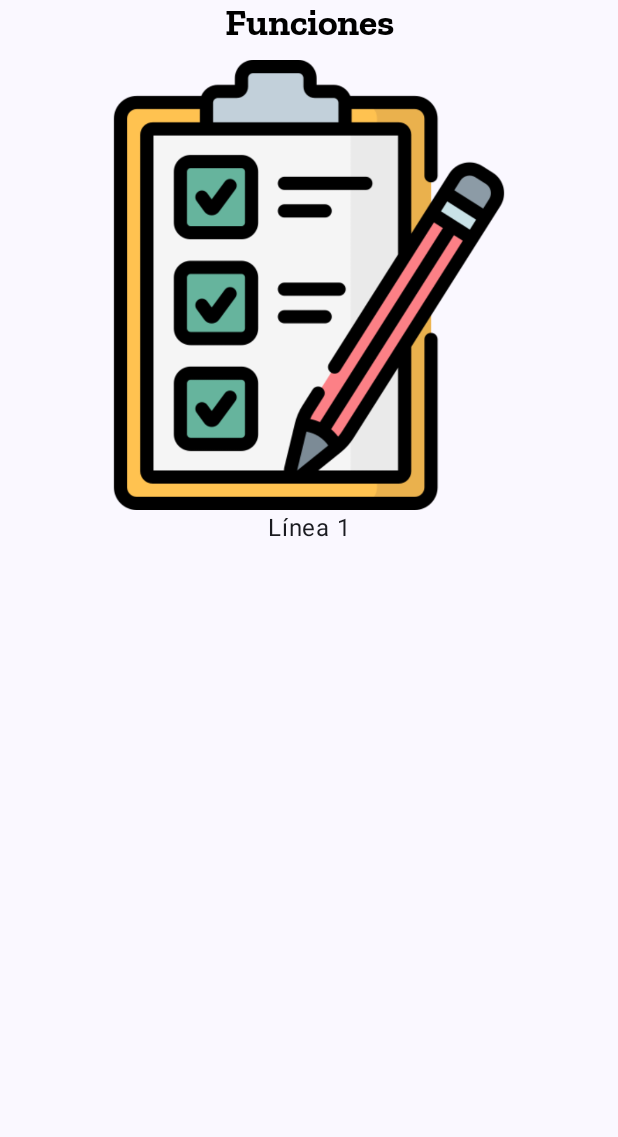
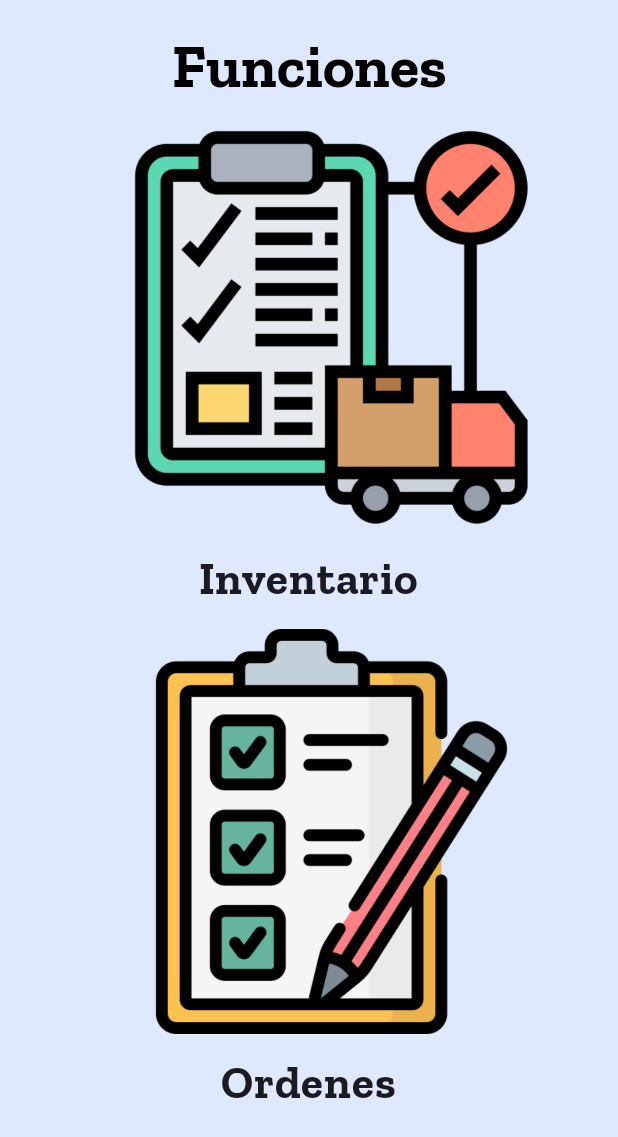
Before and after one commit to LoggyAndroidSoftware/Loggy_AndroidMobile, an Android app built with Jetpack Compose: the composable HomeScreen shown on its own in the app's theme, on a phone screen of 412 x 824 dp. Shown: the top 1137 px of the screen. Run offline under Robolectric (Android 15) with nearby library versions, the phone set to English and light mode, and no system bars; 2 statements that could not run were skipped.

Commit message:
Feature: Login Validation & Improved design added!!
Se mejora el diseño y la logica del login

```diff
--- a/app/src/main/java/com/loggy/jetpackcompose/domains/login/views/Home.kt
+++ b/app/src/main/java/com/loggy/jetpackcompose/domains/login/views/Home.kt
@@ -1,13 +1,13 @@
 package com.loggy.jetpackcompose.domains.login.views
 
 import androidx.compose.foundation.Image
+import androidx.compose.foundation.background
 import androidx.compose.foundation.clickable
 import androidx.compose.foundation.layout.Arrangement
 import androidx.compose.foundation.layout.Column
-import androidx.compose.foundation.layout.PaddingValues
+import androidx.compose.foundation.layout.fillMaxSize
+import androidx.compose.foundation.layout.padding
 import androidx.compose.foundation.layout.size
-import androidx.compose.foundation.lazy.grid.GridCells
-import androidx.compose.foundation.lazy.grid.LazyVerticalGrid
 import androidx.compose.material3.Text
 import androidx.compose.runtime.Composable
 import androidx.compose.ui.Alignment
@@ -24,49 +24,53 @@ import androidx.compose.ui.unit.sp
 import androidx.navigation.NavController
 import com.loggy.jetpackcompose.R
 import com.loggy.jetpackcompose.navigation.AppScreens
+import com.loggy.jetpackcompose.ui.theme.LightWhiteBlue
+
 @Composable
 fun HomeScreen(navController: NavController){
     Column(
+        modifier = Modifier
+            .fillMaxSize()
+            .background(LightWhiteBlue)
+            .padding(20.dp),
         verticalArrangement = Arrangement.spacedBy(0.dp, Alignment.Top),
         horizontalAlignment = Alignment.CenterHorizontally,
+
     ) {
         Text(
             text = "Funciones",
             style = TextStyle(
-                fontSize = 25.sp,
+                fontSize = 40.sp,
                 fontFamily = FontFamily(Font(R.font.zillaslab)),
-                fontWeight = FontWeight(700),
+                fontWeight = FontWeight(800),
                 color = Color(0xFF000000),
-
                 textAlign = TextAlign.Center,
             )
         )
-        LazyVerticalGrid(
-            columns = GridCells.Fixed(1),
-            contentPadding = PaddingValues(10.dp),
-            content = {
-                items(1) { index ->
-                    Column(
-                        horizontalAlignment = Alignment.CenterHorizontally,
-                        verticalArrangement = Arrangement.Center
-                    ) {
-
         Image(
             painter = painterResource(id = R.drawable.icon_home_inventory), // Replace with your image resource
-                            contentDescription = "Image $index",
+            contentDescription = "Inventory Image",
             modifier = Modifier
                 .size(300.dp)
                 .clickable {
                     navController.navigate(AppScreens.InventoryScreen.route)
                 }
+                .padding(start = 30.dp)
         )
-                        Text(text = "Línea ${index + 1}")
+        Text(text = "Inventario", fontSize = 30.sp, fontFamily = FontFamily(Font(R.font.zillaslab)), fontWeight = FontWeight(600))
+        Image(
+            painter = painterResource(id = R.drawable.icon_home_orders), // Replace with your image resource
+            contentDescription = "Order's Image",
+            modifier = Modifier
+                .size(300.dp)
+                .clickable {
+                    navController.navigate(AppScreens.InventoryScreen.route)
                 }
+                .padding(start = 30.dp)
+        )
+        Text(text = "Ordenes", fontSize = 30.sp, fontFamily = FontFamily(Font(R.font.zillaslab)), fontWeight = FontWeight(600))
+
+
 
     }
-
 }
-        )
-    }
-
-}
--- a/app/src/main/java/com/loggy/jetpackcompose/domains/login/views/Login.kt
+++ b/app/src/main/java/com/loggy/jetpackcompose/domains/login/views/Login.kt
@@ -155,7 +155,8 @@ fun WelcomeScreen(viewModel: LoginViewModel, navController: NavHostController){
                     if(state.loginSuccess){
                         navController.navigate(AppScreens.GreetingsScreen.route)
                     } else {
-                        navController.navigate(AppScreens.LoginScreen.route)
+                        passwordError = "Credenciales incorrectas"
+                        usernameError = "Credenciales incorrectas"
                     }
                 }
             },
```
Also changed, not shown: app/src/main/java/com/loggy/jetpackcompose/domains/login/views/LineProduct.kt (+13 -3 lines), app/src/main/res/drawable/icon_home_inventory.png, app/src/main/res/drawable/icon_home_orders.png (added). Lines whose indentation alone changed are shown as unchanged.
